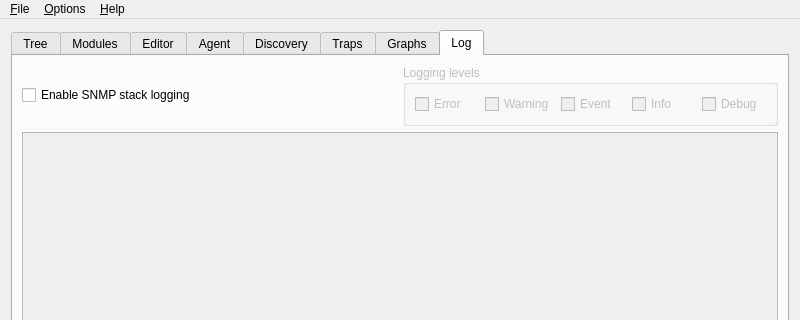
Before: the Qt Designer form app/mainw.ui in verrio/snmpb, drawn with Qt 5; both pictures show x 0 to 800 and y 0 to 320 of the 800 by 600 pixel window.
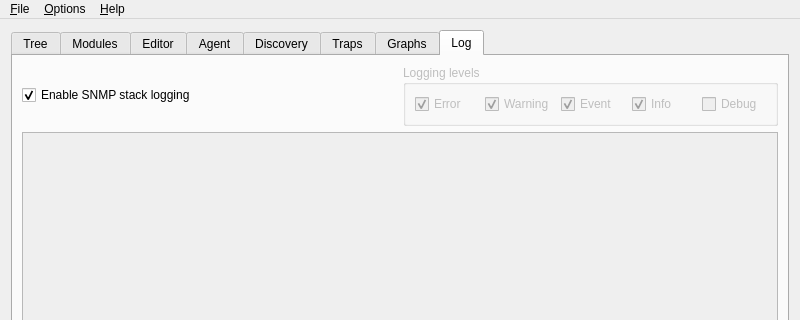
After: the same form once the commit is applied. The open tabs and pages were chosen to show the change. Icons and pictures are not drawn. Custom widgets are drawn as their Qt base class.

Patch:
```diff
--- a/app/mainw.ui
+++ b/app/mainw.ui
@@ -1544,6 +1544,9 @@
             <property name="text" >
              <string>Enable SNMP stack logging</string>
             </property>
+            <property name="checked" >
+             <bool>true</bool>
+            </property>
            </widget>
           </item>
           <item>
@@ -1566,7 +1569,7 @@
                <property name="text" >
                 <string>Error</string>
                </property>
-               <property name="tristate" >
+               <property name="checked" >
                 <bool>true</bool>
                </property>
               </widget>
@@ -1576,7 +1579,7 @@
                <property name="text" >
                 <string>Warning</string>
                </property>
-               <property name="tristate" >
+               <property name="checked" >
                 <bool>true</bool>
                </property>
               </widget>
@@ -1586,7 +1589,7 @@
                <property name="text" >
                 <string>Event</string>
                </property>
-               <property name="tristate" >
+               <property name="checked" >
                 <bool>true</bool>
                </property>
               </widget>
@@ -1596,7 +1599,7 @@
                <property name="text" >
                 <string>Info</string>
                </property>
-               <property name="tristate" >
+               <property name="checked" >
                 <bool>true</bool>
                </property>
               </widget>
```
Left out of the diff: 15 changed lines with no effect on the pictures.
